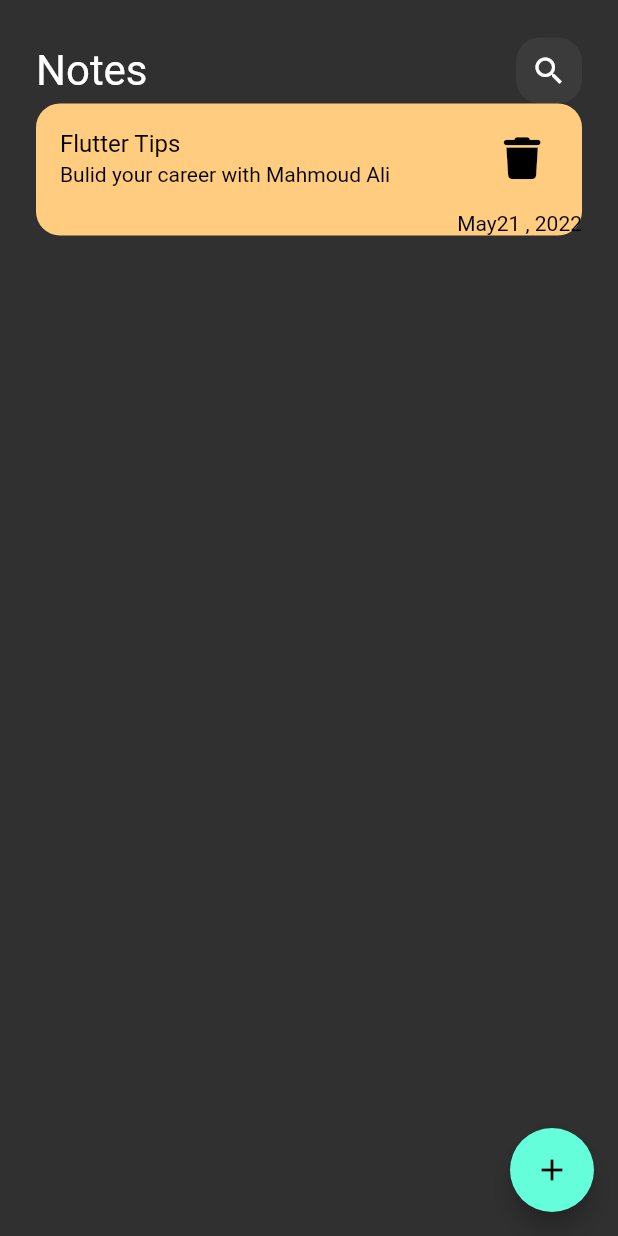
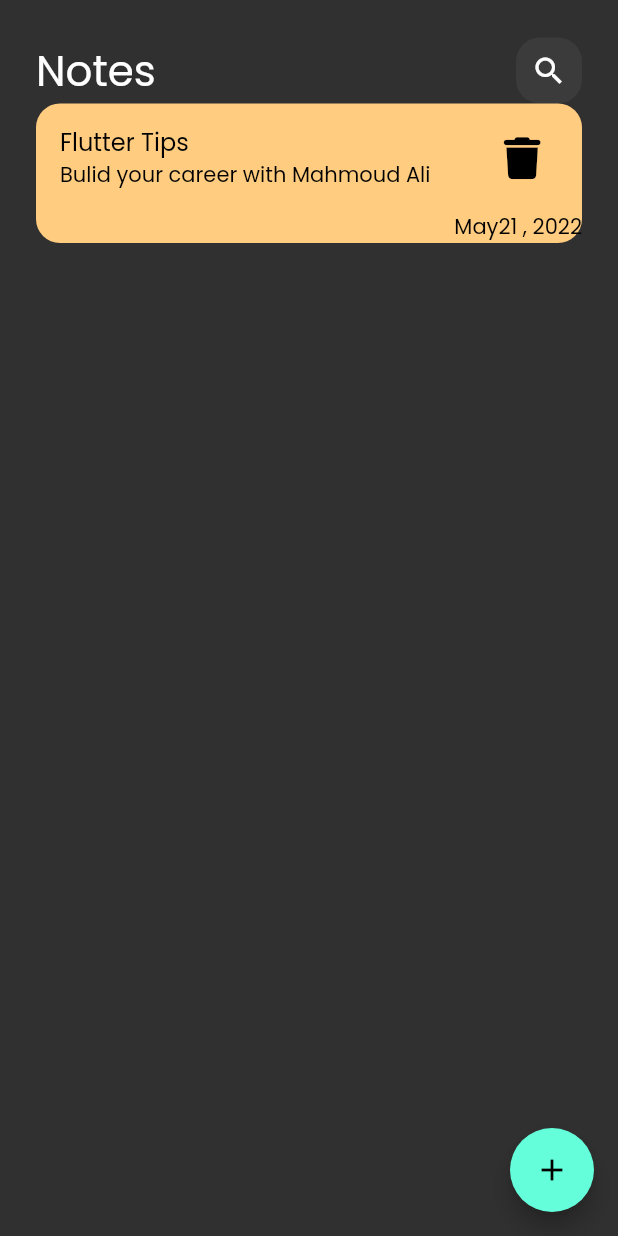
Before and after one commit to MahmoudAli727/last_pro, a Flutter app: the screen it shows after launch, on a phone screen of 412 x 824 dp. Run offline on Flutter 3.47's test engine with Material 2 defaults, Android fonts, the phone set to English and light mode, and no system bars; our stand-ins replace font_awesome_flutter.

Commit message:
add fontfamily

```diff
--- a/lib/main.dart
+++ b/lib/main.dart
@@ -13,7 +13,7 @@ class note_app extends StatelessWidget {
   Widget build(BuildContext context) {
     return MaterialApp(
       debugShowCheckedModeBanner: false,
-      theme: ThemeData(brightness: Brightness.dark),
+      theme: ThemeData(brightness: Brightness.dark, fontFamily: "Poppins"),
       home: const Note_views(),
     );
   }
```
Also changed, not shown: pubspec.yaml (+4 -4 lines), lib/font/Poppins-Regular.ttf (added).
